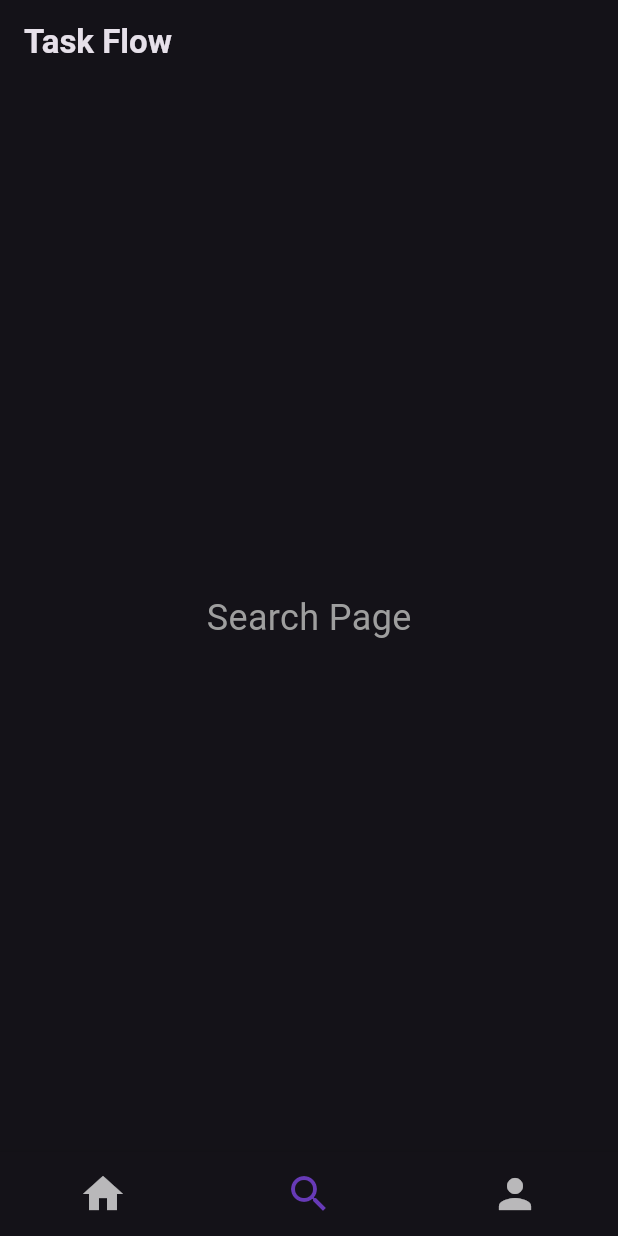
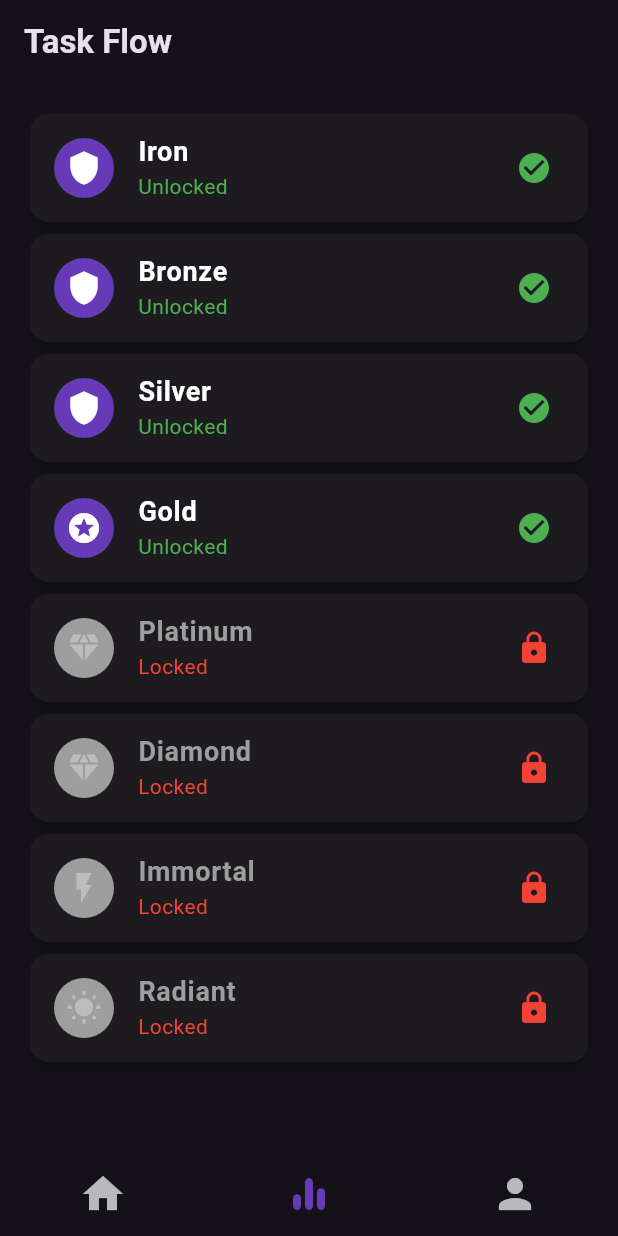
Before and after one commit to RonaldDev0/TaskFlow, a Flutter app: the screen it shows after launch, item 2 of the bottom bar chosen, on a phone screen of 412 x 824 dp. Run offline on Flutter 3.47's test engine with Material 3 defaults, Android fonts, the phone set to English and light mode, and no system bars; our stand-ins replace hive, hive_flutter; accounts and stored records are empty.

Commit message:
feat: basic UI

```diff
--- a/lib/main.dart
+++ b/lib/main.dart
@@ -3,6 +3,8 @@ import 'package:hive_flutter/hive_flutter.dart';
 import 'package:flutter/services.dart';
 import 'home/list.dart';
 import 'home/add_task.dart';
+import 'rank/rank.dart';
+import 'profile/profile.dart';
 
 void main() async {
   WidgetsFlutterBinding.ensureInitialized();
@@ -41,8 +43,8 @@ class HomeScreenState extends State<HomeScreen> {
 
   final List<Widget> _pages = [
     TaskList(),
-    Center(child: Text('Search Page', style: TextStyle(fontSize: 24, color: Colors.grey))),
-    Center(child: Text('Profile Page', style: TextStyle(fontSize: 24, color: Colors.grey))),
+    Rank(),
+    Profile(),
   ];
 
   void _onTabTapped(int index) {
@@ -86,8 +88,8 @@ class HomeScreenState extends State<HomeScreen> {
               label: 'Home',
             ),
             BottomNavigationBarItem(
-              icon: Icon(Icons.search),
-              label: 'Search',
+              icon: Icon(Icons.equalizer_rounded),
+              label: 'Rank',
             ),
             BottomNavigationBarItem(
               icon: Icon(Icons.person),
--- /dev/null
+++ b/lib/rank/rank.dart
@@ -0,0 +1,88 @@
+import 'package:flutter/material.dart';
+
+class Rank extends StatelessWidget {
+  const Rank({super.key});
+
+  @override
+  Widget build(BuildContext context) {
+    return Padding(
+      padding: const EdgeInsets.all(16.0),
+      child: ListView.builder(
+        itemCount: ranks.length,
+        itemBuilder: (context, index) {
+          final rank = ranks[index];
+          return RankCard(
+            rankName: rank['name']!,
+            rankIcon: rank['icon']!,
+            isUnlocked: rank['unlocked'] as bool,
+          );
+        },
+      ),
+    );
+  }
+}
+
+class RankCard extends StatelessWidget {
+  final String rankName;
+  final IconData rankIcon;
+  final bool isUnlocked;
+
+  const RankCard({
+    super.key,
+    required this.rankName,
+    required this.rankIcon,
+    required this.isUnlocked,
+  });
+
+  @override
+  Widget build(BuildContext context) {
+    return Card(
+      elevation: 4,
+      shape: RoundedRectangleBorder(
+        borderRadius: BorderRadius.circular(12),
+      ),
+      child: ListTile(
+        leading: CircleAvatar(
+          backgroundColor: isUnlocked ? Colors.deepPurple : Colors.grey,
+          child: Icon(
+            rankIcon,
+            color: isUnlocked ? Colors.white : Colors.grey[400],
+          ),
+        ),
+        title: Text(
+          rankName,
+          style: TextStyle(
+            fontSize: 18,
+            fontWeight: FontWeight.bold,
+            color: isUnlocked ? Colors.white : Colors.grey,
+          ),
+        ),
+        subtitle: isUnlocked
+            ? const Text(
+                'Unlocked',
+                style: TextStyle(color: Colors.green),
+              )
+            : const Text(
+                'Locked',
+                style: TextStyle(color: Colors.red),
+              ),
+        trailing: Icon(
+          isUnlocked ? Icons.check_circle : Icons.lock,
+          color: isUnlocked ? Colors.green : Colors.red,
+        ),
+      ),
+    );
+  }
+}
+
+// Mock data for ranks
+final List<Map<String, dynamic>> ranks = [
+  {'name': 'Iron', 'icon': Icons.shield, 'unlocked': true},
+  {'name': 'Bronze', 'icon': Icons.shield, 'unlocked': true},
+  {'name': 'Silver', 'icon': Icons.shield, 'unlocked': true},
+  {'name': 'Gold', 'icon': Icons.stars, 'unlocked': true},
+  {'name': 'Platinum', 'icon': Icons.diamond, 'unlocked': false},
+  {'name': 'Diamond', 'icon': Icons.diamond, 'unlocked': false},
+  {'name': 'Immortal', 'icon': Icons.flash_on, 'unlocked': false},
+  {'name': 'Radiant', 'icon': Icons.wb_sunny, 'unlocked': false},
+];
```
Also changed, not shown: lib/profile/profile.dart (added, +74 -0 lines), 1 other file.
